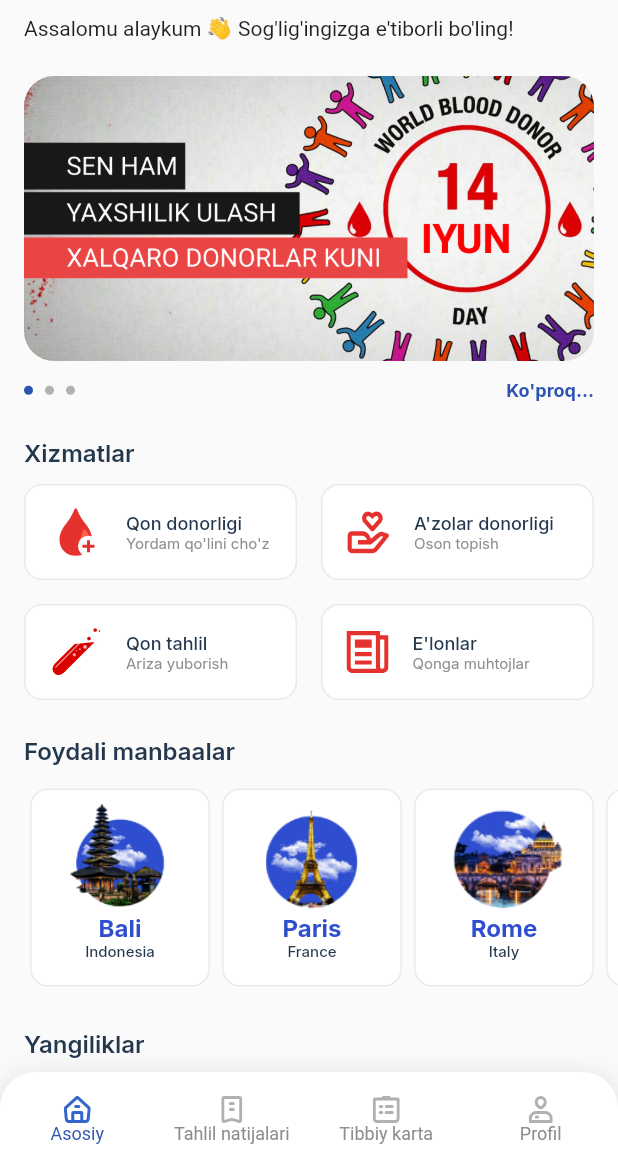
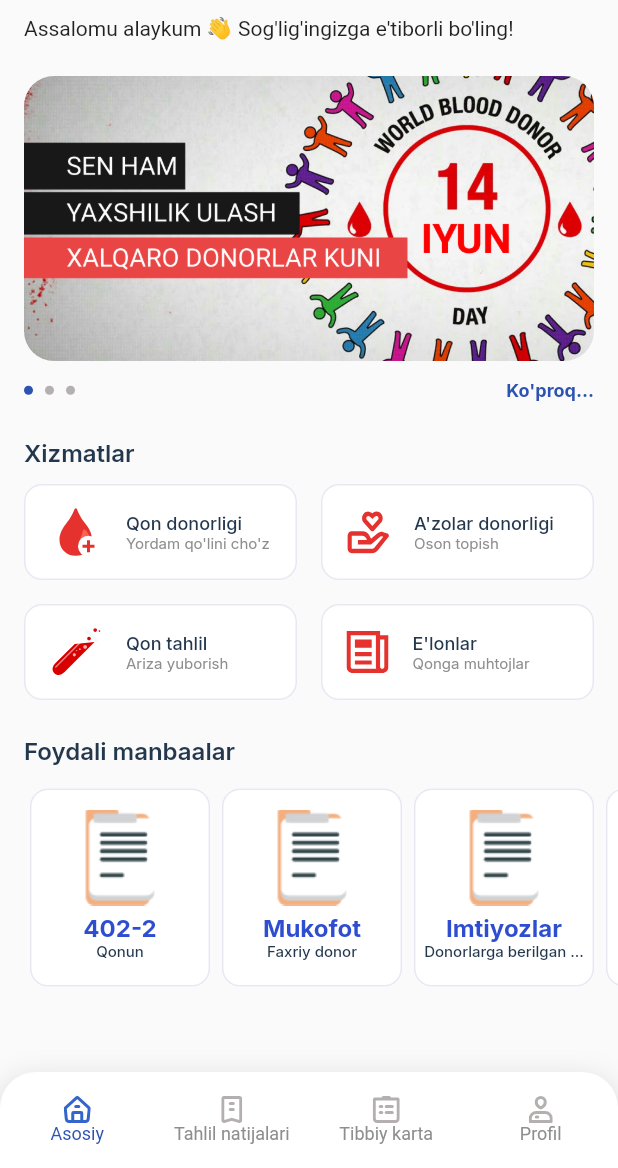
Before and after one commit to CreatorNSL/urban.tech.uz-WeMight, a Flutter app: the screen it shows after launch, on a phone screen of 412 x 824 dp, the part 68-1236 px from its top. Run offline on Flutter 3.47's test engine with Material 2 defaults, Android fonts, the phone set to English and light mode, and no system bars; our stand-ins replace flutter_svg, flutter_swiper, google_fonts, lottie.

```diff
--- a/lib/models/popular_destination_model.dart
+++ b/lib/models/popular_destination_model.dart
@@ -12,11 +12,9 @@ List<PopularDestinationModel> populars = popularsData
     .toList();
 
 var popularsData = [
-  {"name": "Bali", "country": "Indonesia", "image": "assets/images/destination_bali.png"},
-  {"name": "Paris", "country": "France", "image": "assets/images/destination_paris.png"},
-  {"name": "Rome", "country": "Italy", "image": "assets/images/destination_rome.png"},
+  {"name": "402-2", "country": "Qonun", "image": "assets/images/destination_bali.png"},
+  {"name": "Mukofot", "country": "Faxriy donor", "image": "assets/images/destination_bali.png"},
+  {"name": "Imtiyozlar", "country": "Donorlarga berilgan ...", "image": "assets/images/destination_bali.png"},
 
-  {"name": "Bali", "country": "Indonesia", "image": "assets/images/destination_bali.png"},
-  {"name": "Paris", "country": "France", "image": "assets/images/destination_paris.png"},
-  {"name": "Rome", "country": "Italy", "image": "assets/images/destination_rome.png"},
+  {"name": "07-6-15", "country": "Donorlik dasturi", "image": "assets/images/destination_bali.png"},
 ];
--- a/lib/screens/home_screen.dart
+++ b/lib/screens/home_screen.dart
@@ -352,85 +352,85 @@ class _HomeScreenState extends State<HomeScreen> {
               ),
             ),
 
-            // Travlog Section
-            Padding(
-              padding: EdgeInsets.only(left: 16, top: 24, bottom: 12),
-              child: Text(
-                'Yangiliklar',
-                style: mTitleStyle,
-              ),
-            ),
-            Container(
-              height: 181,
-              child: ListView.builder(
-                padding: EdgeInsets.only(left: 16),
-                itemCount: travlogs.length,
-                scrollDirection: Axis.horizontal,
-                itemBuilder: (context, index) {
-                  return Container(
-                    margin: EdgeInsets.only(right: 16),
-                    width: 220,
-                    child: Column(
-                      crossAxisAlignment: CrossAxisAlignment.start,
-                      children: <Widget>[
-                        Stack(
-                          children: <Widget>[
-                            Container(
-                              height: 104,
-                              decoration: BoxDecoration(
-                                borderRadius: BorderRadius.circular(8),
-                                image: DecorationImage(
-                                    image: AssetImage(travlogs[index].image),
-                                    fit: BoxFit.cover),
-                              ),
-                            ),
-                            Positioned(
-                              child: SvgPicture.asset(
-                                  'assets/svg/travlog_top_corner.svg'),
-                              right: 0,
-                            ),
-                            Positioned(
-                              top: 8,
-                              right: 8,
-                              child: SvgPicture.asset(
-                                  'assets/svg/travelkuy_logo_white.svg'),
-                            ),
-                            Positioned(
-                              bottom: 0,
-                              child: SvgPicture.asset(
-                                  'assets/svg/travlog_bottom_gradient.svg'),
-                            ),
-                            Positioned(
-                              bottom: 8,
-                              left: 8,
-                              child: Text(
-                                'Travlog ' + travlogs[index].name,
-                                style: mTravlogTitleStyle,
-                              ),
-                            ),
-                          ],
-                        ),
-                        SizedBox(
-                          height: 8,
-                        ),
-                        Text(
-                          travlogs[index].content,
-                          maxLines: 3,
-                          style: mTravlogContentStyle,
-                        ),
-                        SizedBox(
-                          height: 8,
-                        ),
-                        Text(
-                          travlogs[index].place,
-                          style: mTravlogPlaceStyle,
-                        )
-                      ],
-                    ),
-                  );
-                },
-              ),
-            )
+            // // Travlog Section
+            // Padding(
+            //   padding: EdgeInsets.only(left: 16, top: 24, bottom: 12),
+            //   child: Text(
+            //     'Yangiliklar',
+            //     style: mTitleStyle,
+            //   ),
+            // ),
+            // Container(
+            //   height: 181,
+            //   child: ListView.builder(
+            //     padding: EdgeInsets.only(left: 16),
+            //     itemCount: travlogs.length,
+            //     scrollDirection: Axis.horizontal,
+            //     itemBuilder: (context, index) {
+            //       return Container(
+            //         margin: EdgeInsets.only(right: 16),
+            //         width: 220,
+            //         child: Column(
+            //           crossAxisAlignment: CrossAxisAlignment.start,
+            //           children: <Widget>[
+            //             Stack(
+            //               children: <Widget>[
+            //                 Container(
+            //                   height: 104,
+            //                   decoration: BoxDecoration(
+            //                     borderRadius: BorderRadius.circular(8),
+            //                     image: DecorationImage(
+            //                         image: AssetImage(travlogs[index].image),
+            //                         fit: BoxFit.cover),
+            //                   ),
+            //                 ),
+            //                 Positioned(
+            //                   child: SvgPicture.asset(
+            //                       'assets/svg/travlog_top_corner.svg'),
+            //                   right: 0,
+            //                 ),
+            //                 Positioned(
+            //                   top: 8,
+            //                   right: 8,
+            //                   child: SvgPicture.asset(
+            //                       'assets/svg/travelkuy_logo_white.svg'),
+            //                 ),
+            //                 Positioned(
+            //                   bottom: 0,
+            //                   child: SvgPicture.asset(
+            //                       'assets/svg/travlog_bottom_gradient.svg'),
+            //                 ),
+            //                 Positioned(
+            //                   bottom: 8,
+            //                   left: 8,
+            //                   child: Text(
+            //                     'Travlog ' + travlogs[index].name,
+            //                     style: mTravlogTitleStyle,
+            //                   ),
+            //                 ),
+            //               ],
+            //             ),
+            //             SizedBox(
+            //               height: 8,
+            //             ),
+            //             Text(
+            //               travlogs[index].content,
+            //               maxLines: 3,
+            //               style: mTravlogContentStyle,
+            //             ),
+            //             SizedBox(
+            //               height: 8,
+            //             ),
+            //             Text(
+            //               travlogs[index].place,
+            //               style: mTravlogPlaceStyle,
+            //             )
+            //           ],
+            //         ),
+            //       );
+            //     },
+            //   ),
+            //)
           ],
         ),
       ),
```
Also changed, not shown: assets/images/destination_bali.png.
